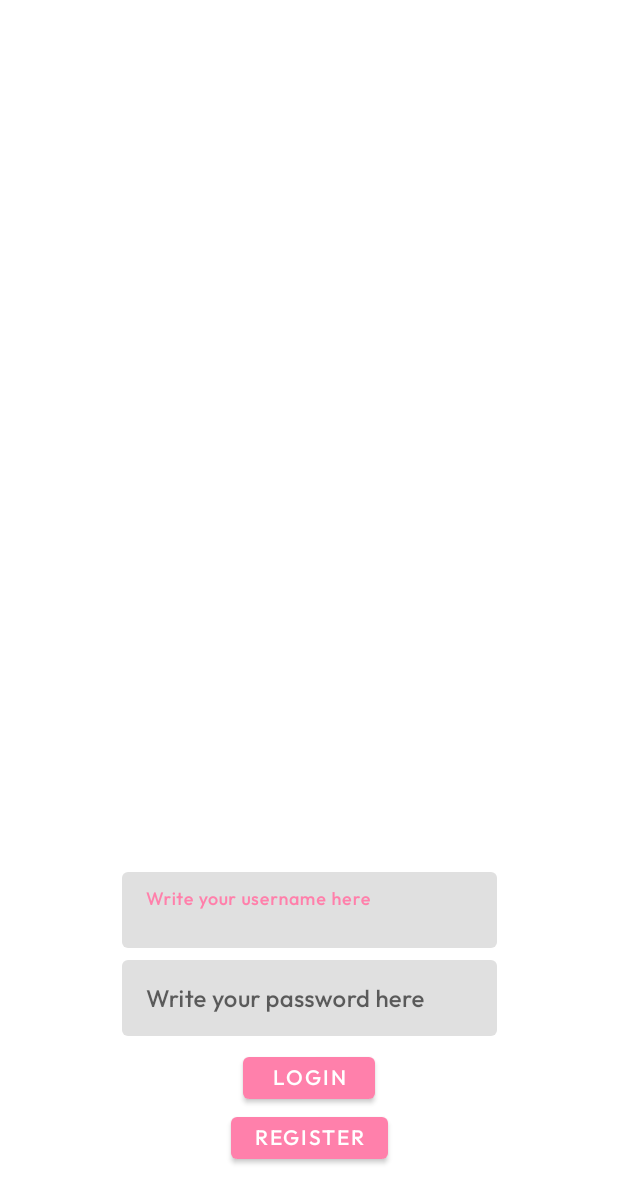
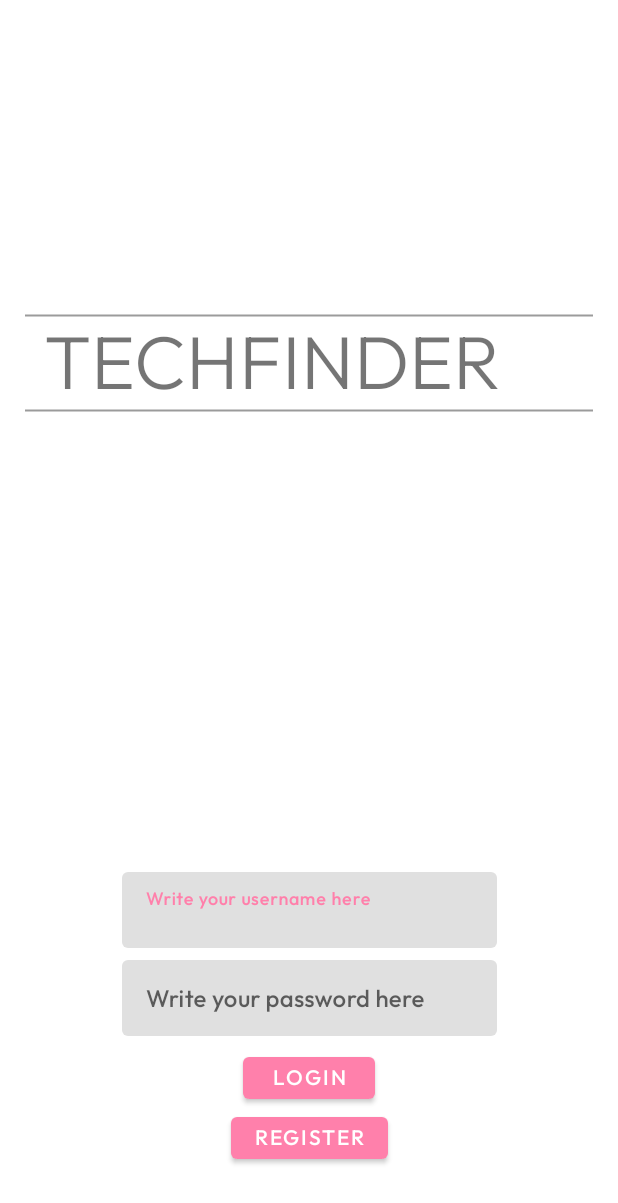
Before and after one commit to afonsofrancof/TechFinder, an Android app: the LoginFragment screen opened directly, with no data from a screen before it, on a phone screen of 412 x 824 dp. Shown: the top 1203 px of the screen. Run offline under Robolectric (Android 15) with nearby library versions, the phone set to English and light mode, and no system bars; our stand-ins replace data binding; network calls fail; 1 statement that could not run was skipped.

Commit message:
logo temporario made

```diff
--- a/app/src/main/java/com/example/techfinder/utils/BindingAdapters.kt
+++ b/app/src/main/java/com/example/techfinder/utils/BindingAdapters.kt
@@ -3,6 +3,7 @@ package com.example.techfinder.utils
 
 import android.text.format.DateUtils
 import android.util.Log
+import android.widget.ImageButton
 import android.widget.ImageView
 import android.widget.TextView
 import androidx.core.content.ContextCompat
@@ -45,3 +46,12 @@ fun TextView.timeAgo(date: Timestamp) {
 fun ImageView.setProfilePicture(url : String?){
     Glide.with(this).load(url).placeholder(R.drawable.ic_pessoa).error(R.drawable.ic_pessoa).into(this)
 }
+
+@BindingAdapter("favourite")
+fun ImageButton.setFavouriteButton(favourite : Boolean) {
+    if(favourite) {
+        this.background = ContextCompat.getDrawable(context, R.drawable.ic_baseline_bookmark_24)
+    }
+    else
+        this.background = ContextCompat.getDrawable(context, R.drawable.ic_baseline_bookmark_border_24)
+}
--- /dev/null
+++ b/app/src/main/res/drawable/ic_baseline_bookmark_24.xml
@@ -0,0 +1,5 @@
+<vector android:height="24dp" android:tint="#696969"
+    android:viewportHeight="24" android:viewportWidth="24"
+    android:width="24dp" xmlns:android="http://schemas.android.com/apk/res/android">
+    <path android:fillColor="@android:color/white" android:pathData="M17,3H7c-1.1,0 -1.99,0.9 -1.99,2L5,21l7,-3 7,3V5c0,-1.1 -0.9,-2 -2,-2z"/>
+</vector>
--- /dev/null
+++ b/app/src/main/res/drawable/ic_baseline_send_24v2.xml
@@ -0,0 +1,5 @@
+<vector android:autoMirrored="true" android:height="60dp"
+    android:tint="#696969" android:viewportHeight="24"
+    android:viewportWidth="24" android:width="60dp" xmlns:android="http://schemas.android.com/apk/res/android">
+    <path android:fillColor="@android:color/white" android:pathData="M2.01,21L23,12 2.01,3 2,10l15,2 -15,2z"/>
+</vector>
--- a/app/src/main/res/layout/fragment_login.xml
+++ b/app/src/main/res/layout/fragment_login.xml
@@ -5,17 +5,104 @@
     android:layout_width="match_parent"
     android:layout_height="match_parent">
 
+    <TextView
+        android:id="@+id/appName"
+
+        android:layout_width="wrap_content"
+        android:layout_height="wrap_content"
+
+        app:layout_constraintTop_toTopOf="parent"
+        app:layout_constraintLeft_toLeftOf="parent"
+        app:layout_constraintRight_toRightOf="parent"
+        app:layout_constraintBottom_toTopOf="@id/username_input_layout"
+        android:layout_marginLeft="-50dp"
+
+
+        android:layout_marginBottom="100dp"
+        android:text="TECHFINDER"
+        android:textSize="50dp"
+        android:fontFamily="@font/outfit_light"
+
+        >
+
+    </TextView>
+
+    <ImageView
+        android:id="@+id/logo"
+
+        android:layout_width="wrap_content"
+        android:layout_height="wrap_content"
+
+        app:layout_constraintTop_toTopOf="@id/separator2"
+        app:layout_constraintLeft_toLeftOf="parent"
+        app:layout_constraintRight_toRightOf="parent"
+        android:layout_marginLeft="300dp"
+
+        tools:src="@drawable/ic_baseline_send_24v2"
+        android:scaleType="center"
+        android:scaleY="0.85"
+        android:scaleX="0.85"
+        >
+
+    </ImageView>
+
+    <LinearLayout
+        android:id="@+id/separator1"
+
+        android:layout_width="380dp"
+        android:layout_height="wrap_content"
+
+        app:layout_constraintTop_toBottomOf="@id/appName"
+        app:layout_constraintLeft_toLeftOf="parent"
+        app:layout_constraintRight_toRightOf="parent"
+
+        android:orientation="horizontal"
+        android:background="@drawable/separator"
+
+        >
+
+    </LinearLayout>
+
+    <LinearLayout
+        android:id="@+id/separator2"
+
+        android:layout_width="380dp"
+        android:layout_height="wrap_content"
+
+        app:layout_constraintTop_toTopOf="@id/appName"
+        app:layout_constraintLeft_toLeftOf="parent"
+        app:layout_constraintRight_toRightOf="parent"
+
+        android:orientation="horizontal"
+        android:background="@drawable/separator"
+
+        >
+
+    </LinearLayout>
+
+
+
+
+
+
+
     <com.google.android.material.textfield.TextInputLayout
         android:id="@+id/username_input_layout"
+
         style="@style/Widget.MaterialComponents.TextInputLayout.FilledBox.Dense"
+
         android:layout_width="wrap_content"
         android:layout_height="wrap_content"
+
+        app:layout_constraintBottom_toTopOf="@id/password_input_layout"
+        app:layout_constraintEnd_toEndOf="parent"
+        app:layout_constraintStart_toStartOf="parent"
+
         android:hint="Write your username here"
         app:boxStrokeWidth="0dp"
         app:boxStrokeWidthFocused="0dp"
-        app:layout_constraintBottom_toTopOf="@id/password_input_layout"
-        app:layout_constraintEnd_toEndOf="parent"
-        app:layout_constraintStart_toStartOf="parent"
+        android:gravity="center"
+
         app:shapeAppearanceOverlay="@style/Rounded"
         android:layout_marginVertical="8dp">
 
@@ -26,7 +113,8 @@
             android:layout_height="wrap_content"
             android:maxLength="30"
             android:maxWidth="200dp"
-            tools:text="example_username">
+            tools:text="example_username"
+            >
 
         </com.google.android.material.textfield.TextInputEditText>
 
--- a/app/src/main/res/layout/fragment_loja_info.xml
+++ b/app/src/main/res/layout/fragment_loja_info.xml
@@ -7,6 +7,10 @@
         <variable
             name="loja"
             type="com.example.techfinder.objects.Loja" />
+
+        <variable
+            name="lojaPrev"
+            type="com.example.techfinder.objects.LojaPreview" />
     </data>
 
 
@@ -47,8 +51,9 @@
             app:layout_constraintRight_toRightOf="parent"
             android:layout_marginRight="20dp"
             android:layout_marginTop="20dp"
+            app:favourite="@{lojaPrev.fav}"
 
-            android:background="@drawable/ic_baseline_bookmark_border_24"
+            tools:background="@drawable/ic_baseline_bookmark_border_24"
             android:backgroundTint="@color/light_gray3"
             android:gravity="center_horizontal"
 
--- a/app/src/main/res/layout/fragment_perfil.xml
+++ b/app/src/main/res/layout/fragment_perfil.xml
@@ -46,7 +46,7 @@
             android:layout_width="340dp"
             android:layout_height="wrap_content"
 
-            app:layout_constraintTop_toBottomOf="@+id/fotoPerfil"
+            app:layout_constraintTop_toBottomOf="@id/fotoPerfil"
             app:layout_constraintLeft_toLeftOf="parent"
             app:layout_constraintRight_toRightOf="parent"
             android:layout_marginTop="32dp"
--- a/app/src/main/res/layout/loja_preview.xml
+++ b/app/src/main/res/layout/loja_preview.xml
@@ -29,12 +29,6 @@
             app:layout_constraintTop_toTopOf="parent"
         >
 
-<!--        <ImageView-->
-<!--            android:layout_width="wrap_content"-->
-<!--            android:layout_height="match_parent"-->
-<!--            android:scaleType="centerCrop"-->
-<!--            >-->
-<!--        </ImageView>-->
 
         <androidx.constraintlayout.widget.ConstraintLayout
             android:layout_width="match_parent"
```
